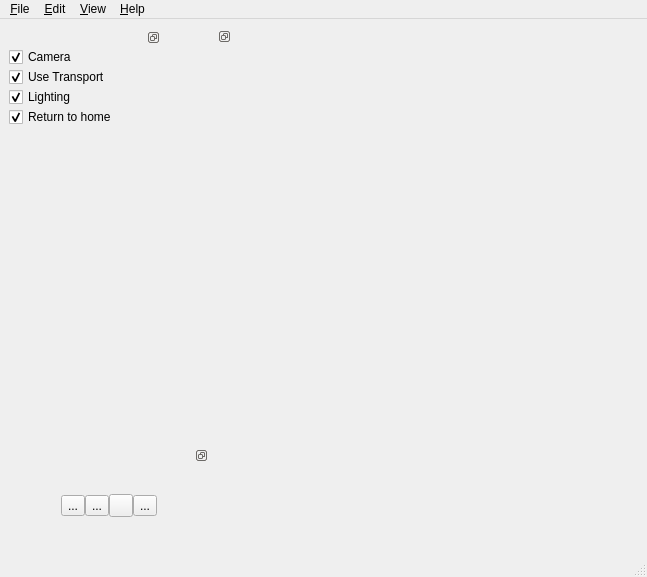
This is qt-mechascan/mainwindow.ui in codebuk/mechascan as Qt 5 draws it before an edit. The edited form follows.
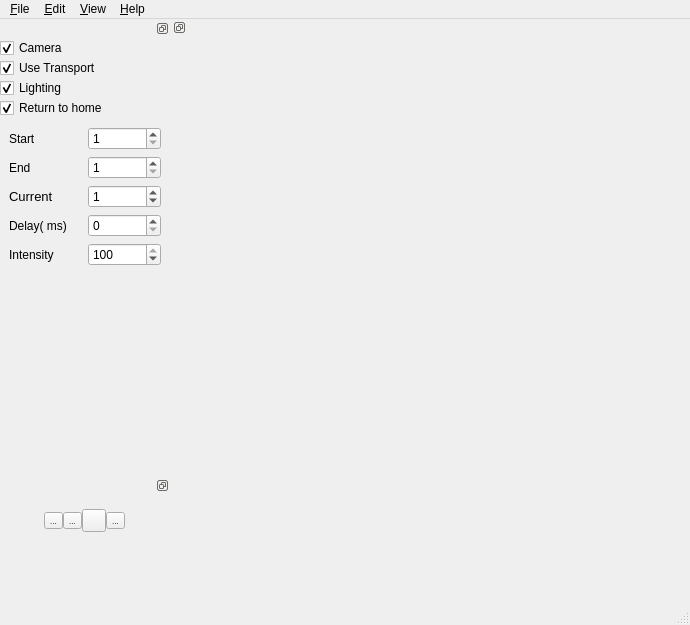
This is the edited form. Icons and pictures are not drawn.

```diff
--- a/qt-mechascan/mainwindow.ui
+++ b/qt-mechascan/mainwindow.ui
@@ -6,8 +6,8 @@
    <rect>
     <x>0</x>
     <y>0</y>
-    <width>647</width>
-    <height>577</height>
+    <width>690</width>
+    <height>625</height>
    </rect>
   </property>
   <property name="windowTitle">
@@ -15,6 +15,21 @@
   </property>
   <widget class="QWidget" name="centralwidget">
    <layout class="QGridLayout" name="gridLayout">
+    <property name="leftMargin">
+     <number>0</number>
+    </property>
+    <property name="topMargin">
+     <number>0</number>
+    </property>
+    <property name="rightMargin">
+     <number>0</number>
+    </property>
+    <property name="bottomMargin">
+     <number>0</number>
+    </property>
+    <property name="spacing">
+     <number>0</number>
+    </property>
     <item row="0" column="0">
      <widget class="QDockWidget" name="dock_hardware">
       <property name="sizePolicy">
@@ -25,13 +40,13 @@
       </property>
       <property name="minimumSize">
        <size>
-        <width>152</width>
+        <width>170</width>
         <height>400</height>
        </size>
       </property>
       <property name="maximumSize">
        <size>
-        <width>152</width>
+        <width>170</width>
         <height>524287</height>
        </size>
       </property>
@@ -63,6 +78,9 @@
         </property>
         <item>
          <layout class="QVBoxLayout" name="vl_hardware">
+          <property name="spacing">
+           <number>0</number>
+          </property>
           <property name="sizeConstraint">
            <enum>QLayout::SetMinimumSize</enum>
           </property>
@@ -98,6 +116,10 @@
           </item>
           <item>
            <widget class="QCheckBox" name="cb_auto_home">
+            <property name="styleSheet">
+             <string notr="true">font: 9pt &quot;Cqlineargradient(spread:pad, x1:0, y1:0, x2:1, y2:0, stop:0 rgba(0, 0, 0, 255), stop:1 rgba(255, 255, 255, 255))rgb(255, 255, 255)antarell&quot;;
+font: 11pt &quot;Carlito&quot;;</string>
+            </property>
             <property name="text">
              <string>Return to home</string>
             </property>
@@ -109,6 +131,126 @@
             </property>
            </widget>
           </item>
+          <item>
+           <widget class="QWidget" name="widget_2" native="true"/>
+          </item>
+          <item>
+           <widget class="QWidget" name="widget" native="true">
+            <property name="minimumSize">
+             <size>
+              <width>0</width>
+              <height>90</height>
+             </size>
+            </property>
+            <layout class="QGridLayout" name="gridLayout_3">
+             <item row="4" column="0">
+              <widget class="QLabel" name="label_4">
+               <property name="text">
+                <string>Intensity</string>
+               </property>
+              </widget>
+             </item>
+             <item row="0" column="0">
+              <widget class="QLabel" name="label">
+               <property name="text">
+                <string>Start</string>
+               </property>
+              </widget>
+             </item>
+             <item row="4" column="1">
+              <widget class="QSpinBox" name="sb_intensity">
+               <property name="accelerated">
+                <bool>true</bool>
+               </property>
+               <property name="maximum">
+                <number>100</number>
+               </property>
+               <property name="value">
+                <number>100</number>
+               </property>
+              </widget>
+             </item>
+             <item row="3" column="0">
+              <widget class="QLabel" name="label_3">
+               <property name="text">
+                <string>Delay( ms)</string>
+               </property>
+              </widget>
+             </item>
+             <item row="3" column="1">
+              <widget class="QSpinBox" name="sb_settle_delay">
+               <property name="accelerated">
+                <bool>true</bool>
+               </property>
+              </widget>
+             </item>
+             <item row="1" column="0">
+              <widget class="QLabel" name="label_2">
+               <property name="font">
+                <font>
+                 <family>Cantarell</family>
+                </font>
+               </property>
+               <property name="text">
+                <string>End</string>
+               </property>
+              </widget>
+             </item>
+             <item row="1" column="1">
+              <widget class="QSpinBox" name="sb_end_slot">
+               <property name="accelerated">
+                <bool>true</bool>
+               </property>
+               <property name="minimum">
+                <number>1</number>
+               </property>
+               <property name="maximum">
+                <number>140</number>
+               </property>
+              </widget>
+             </item>
+             <item row="0" column="1">
+              <widget class="QSpinBox" name="sb_start_slot">
+               <property name="buttonSymbols">
+                <enum>QAbstractSpinBox::UpDownArrows</enum>
+               </property>
+               <property name="accelerated">
+                <bool>true</bool>
+               </property>
+               <property name="minimum">
+                <number>1</number>
+               </property>
+              </widget>
+             </item>
+             <item row="2" column="0">
+              <widget class="QLabel" name="label_5">
+               <property name="font">
+                <font>
+                 <pointsize>10</pointsize>
+                 <kerning>true</kerning>
+                </font>
+               </property>
+               <property name="text">
+                <string>Current</string>
+               </property>
+              </widget>
+             </item>
+             <item row="2" column="1">
+              <widget class="QSpinBox" name="sb_current_slot">
+               <property name="accelerated">
+                <bool>true</bool>
+               </property>
+               <property name="maximum">
+                <number>140</number>
+               </property>
+               <property name="value">
+                <number>1</number>
+               </property>
+              </widget>
+             </item>
+            </layout>
+           </widget>
+          </item>
           <item>
            <spacer name="verticalSpacer">
             <property name="orientation">
@@ -128,7 +270,36 @@
       </widget>
      </widget>
     </item>
-    <item row="1" column="0">
+    <item row="0" column="1" rowspan="3">
+     <widget class="QDockWidget" name="dockWidget">
+      <property name="features">
+       <set>QDockWidget::DockWidgetFloatable|QDockWidget::DockWidgetMovable|QDockWidget::DockWidgetVerticalTitleBar</set>
+      </property>
+      <property name="allowedAreas">
+       <set>Qt::AllDockWidgetAreas</set>
+      </property>
+      <widget class="QWidget" name="dock_image">
+       <layout class="QHBoxLayout" name="horizontalLayout">
+        <property name="spacing">
+         <number>0</number>
+        </property>
+        <property name="leftMargin">
+         <number>0</number>
+        </property>
+        <property name="topMargin">
+         <number>0</number>
+        </property>
+        <property name="rightMargin">
+         <number>0</number>
+        </property>
+        <property name="bottomMargin">
+         <number>0</number>
+        </property>
+       </layout>
+      </widget>
+     </widget>
+    </item>
+    <item row="1" column="0" rowspan="2">
      <widget class="QDockWidget" name="dock_control">
       <property name="sizePolicy">
        <sizepolicy hsizetype="Preferred" vsizetype="Minimum">
@@ -139,18 +310,26 @@
       <property name="minimumSize">
        <size>
         <width>170</width>
-        <height>80</height>
+        <height>70</height>
        </size>
       </property>
       <property name="maximumSize">
        <size>
-        <width>200</width>
-        <height>100</height>
+        <width>170</width>
+        <height>70</height>
        </size>
       </property>
+      <property name="font">
+       <font>
+        <pointsize>6</pointsize>
+       </font>
+      </property>
       <property name="features">
        <set>QDockWidget::DockWidgetFloatable|QDockWidget::DockWidgetMovable</set>
       </property>
+      <property name="windowTitle">
+       <string notr="true"/>
+      </property>
       <widget class="QWidget" name="dockWidgetContents_control">
        <layout class="QHBoxLayout" name="horizontalLayout_3">
         <item>
@@ -158,6 +337,9 @@
           <property name="spacing">
            <number>0</number>
           </property>
+          <property name="sizeConstraint">
+           <enum>QLayout::SetMinimumSize</enum>
+          </property>
           <item>
            <spacer name="horizontalSpacer_5">
             <property name="orientation">
@@ -255,35 +437,6 @@
       </widget>
      </widget>
     </item>
-    <item row="0" column="1" rowspan="2">
-     <widget class="QDockWidget" name="dockWidget">
-      <property name="features">
-       <set>QDockWidget::DockWidgetFloatable|QDockWidget::DockWidgetMovable|QDockWidget::DockWidgetVerticalTitleBar</set>
-      </property>
-      <property name="allowedAreas">
-       <set>Qt::AllDockWidgetAreas</set>
-      </property>
-      <widget class="QWidget" name="dock_image">
-       <layout class="QHBoxLayout" name="horizontalLayout">
-        <property name="spacing">
-         <number>0</number>
-        </property>
-        <property name="leftMargin">
-         <number>0</number>
-        </property>
-        <property name="topMargin">
-         <number>0</number>
-        </property>
-        <property name="rightMargin">
-         <number>0</number>
-        </property>
-        <property name="bottomMargin">
-         <number>0</number>
-        </property>
-       </layout>
-      </widget>
-     </widget>
-    </item>
    </layout>
   </widget>
   <widget class="QMenuBar" name="menubar">
@@ -291,7 +444,7 @@
     <rect>
      <x>0</x>
      <y>0</y>
-     <width>647</width>
+     <width>690</width>
      <height>27</height>
     </rect>
    </property>
```
Left out of the diff: 2 changed lines with no effect on the pictures.
